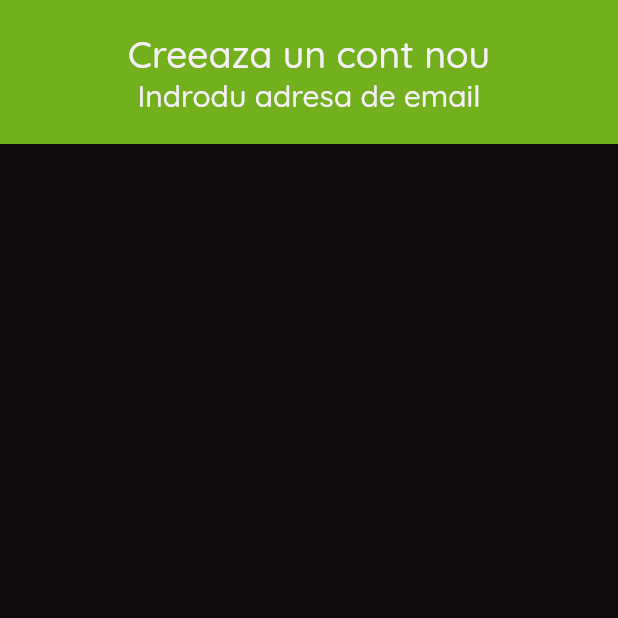
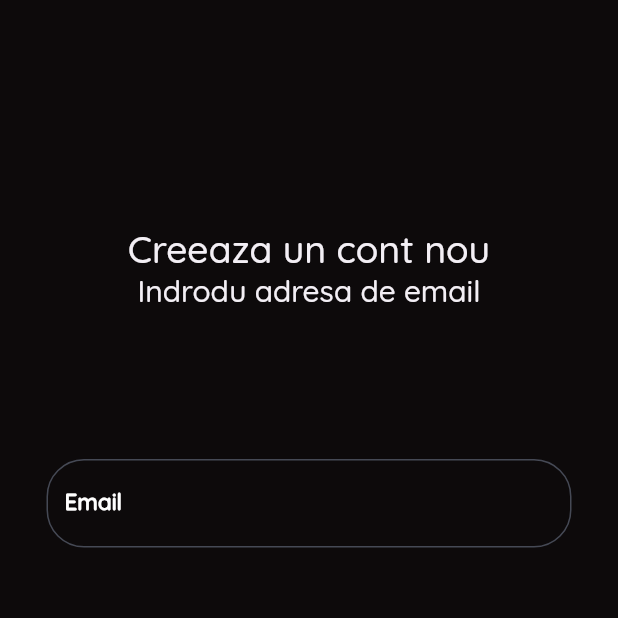
Before and after one commit to Andrei250/CovidHelperV2.0, a Flutter app: the screen it shows after launch, on a phone screen of 412 x 824 dp, the top half of it. Run offline on Flutter 3.47's test engine with Material 2 defaults, Android fonts, the phone set to English and light mode, and no system bars.

Commit message:
theme for InputDecorationTheme

```diff
--- a/lib/pages/register_email.dart
+++ b/lib/pages/register_email.dart
@@ -10,39 +10,47 @@ class _RegisterEmailState extends State<RegisterEmail> {
   @override
   Widget build(BuildContext context) {
     return MaterialApp(
+      debugShowCheckedModeBanner: false,
       theme: AppTheme.darkTheme,
       home: Scaffold(
-        body: Container(
-          color: AppTheme.accentColor,
+        body:
+        Container(
+//          color: AppTheme.accentColor,
           child: Row(
             mainAxisAlignment: MainAxisAlignment.center,
+            mainAxisSize: MainAxisSize.max,
             children: [
-              Padding(
-                padding: const EdgeInsets.all(20.0),
+              Expanded(
+//                padding: const EdgeInsets.all(20.0),
                 child: Column(
-                  mainAxisAlignment: MainAxisAlignment.center,
-                  crossAxisAlignment: CrossAxisAlignment.center,
+//                  mainAxisAlignment: MainAxisAlignment.center,
+//                  crossAxisAlignment: CrossAxisAlignment.center,
                   mainAxisSize: MainAxisSize.min,
                   children: <Widget>[
-//                    SizedBox(
-//                      height: 150.0,
-//                    ),
+                    SizedBox(
+                      height: 150.0,
+                    ),
                     Text('Creeaza un cont nou',
                         style: AppTheme.darkTheme.textTheme.headline2),
                     Text('Indrodu adresa de email',
                         style: AppTheme.darkTheme.textTheme.headline3),
+                    SizedBox(
+                      height: 100.0,
+                    ),
+                    SizedBox(
+                      width: 350,
+                      child: new TextFormField(
+                        style: AppTheme.darkTheme.textTheme.subtitle1,
+                        cursorColor: AppTheme.lightColor,
+                        decoration: new InputDecoration(
+                          labelText: "Email",
+                        ),
+                        //fillColor: Colors.green
+                      ),
+                    ),
                   ],
                 ),
               ),
-//              Container(
-//                padding: EdgeInsets.all(10.0),
-//                decoration: BoxDecoration(
-//                  border: Border(bottom: BorderSide(color: Colors.red))
-//                ),
-//                child: TextField(decoration: InputDecoration(
-//                  hintText: "aasdaaaaaaaaaaaaaaaasd"
-//                ),),
-//              )
             ],
           ),
         ),
--- a/lib/utils/app_theme.dart
+++ b/lib/utils/app_theme.dart
@@ -12,10 +12,8 @@ class AppTheme {
   static const Color secondaryAccentColor = Color.fromRGBO(63, 125, 32, 1);
 
   static final ThemeData darkTheme = ThemeData(
-
     scaffoldBackgroundColor: primaryColor,
     buttonColor: Colors.red[400],
-
     appBarTheme: AppBarTheme(
       color: secondaryColor,
       elevation: 0,
@@ -35,7 +33,6 @@ class AppTheme {
     iconTheme: IconThemeData(
       color: Colors.white54,
     ),
-
     textTheme: TextTheme(
         headline1: TextStyle(
             fontFamily: 'quicksand', color: lightColor, fontSize: 40.0),
@@ -46,7 +43,27 @@ class AppTheme {
         subtitle1: TextStyle(
             fontFamily: 'quicksand', color: lightColor, fontSize: 15.0),
         subtitle2: TextStyle(
-            fontFamily: 'quicksand', color: lightColor, fontSize: 10.0))
+            fontFamily: 'quicksand', color: lightColor, fontSize: 10.0)),
 
+    inputDecorationTheme: InputDecorationTheme(
+      labelStyle: eLabel,
+      enabledBorder: new OutlineInputBorder(
+        borderRadius: new BorderRadius.circular(25.0),
+        borderSide: BorderSide(
+          color: AppTheme.primaryVariantColor,
+        ),
+      ),
+      focusedBorder: new OutlineInputBorder(
+        borderRadius: new BorderRadius.circular(25.0),
+        borderSide: BorderSide(
+          color: AppTheme.lightColor,
+        ),
+      ),
+    ),
   );
 }
+final eLabel = TextStyle(
+  color: Colors.white,
+  fontWeight: FontWeight.bold,
+  fontFamily: 'quicksand',
+);
```
Also changed, not shown: lib/components/RegisterUser.dart (+15 -17 lines).
